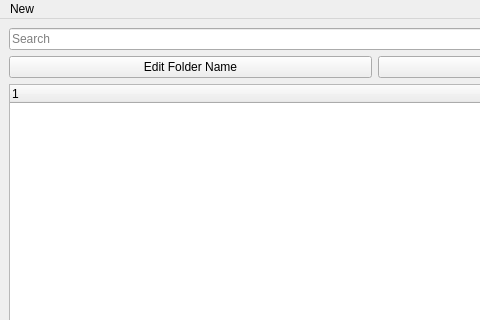
Old version of the form ui_files/vault/vault.ui in the repository Sarim-K/password-manager; both pictures show x 0 to 480 and y 0 to 320 of the 750 by 800 pixel window.
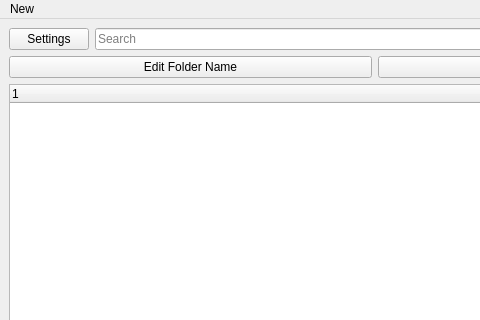
New version of the form.

Commit message: small changes & edits settings & import

```diff
--- a/ui_files/vault/vault.ui
+++ b/ui_files/vault/vault.ui
@@ -141,6 +141,13 @@
       <property name="sizeConstraint">
        <enum>QLayout::SetMaximumSize</enum>
       </property>
+      <item>
+       <widget class="QPushButton" name="settingsButton">
+        <property name="text">
+         <string>Settings</string>
+        </property>
+       </widget>
+      </item>
       <item>
        <widget class="QLineEdit" name="searchBar">
         <property name="autoFillBackground">
```
Left out of the diff: 28 changed lines with no effect on the pictures. The commit also changes 9 other files.
